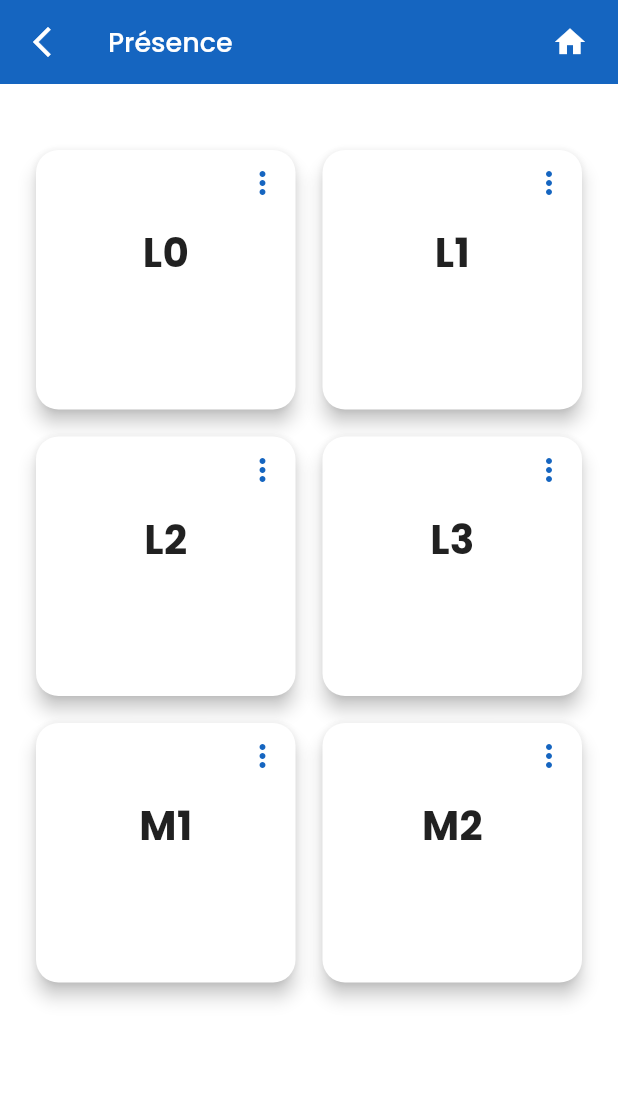
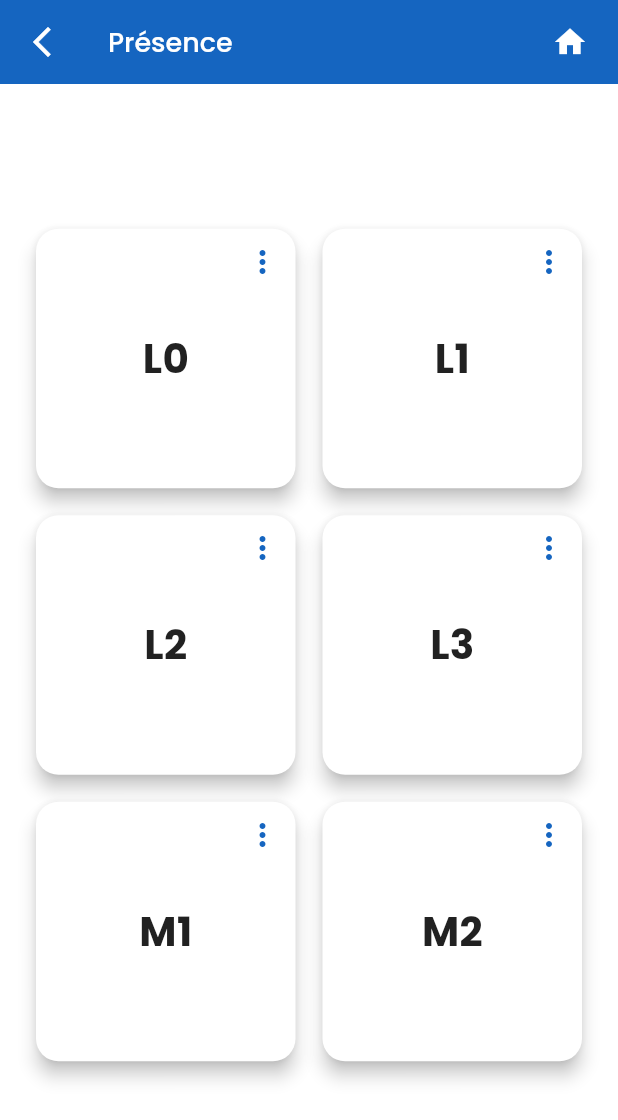
Before and after one commit to prudent-migabo/stucap, a Flutter app: the PresenceScreen screen opened by its route, on a phone screen of 412 x 824 dp. Shown: the top 1120 px of the screen. Run offline on Flutter 3.47's test engine with Material 3 defaults, Android fonts, the light colour scheme and no system bars; our stand-ins replace barcode_widget, bloc, cached_network_image, cloud_firestore, equatable, firebase_auth and 3 more; missing offline and left inert: flutter_barcode_scanner; accounts and stored records are empty.

Commit message:
update: presence screen ui updated

```diff
--- a/lib/presentation/screens/home_screen/home_screen.dart
+++ b/lib/presentation/screens/home_screen/home_screen.dart
@@ -32,13 +32,10 @@ class _HomeScreenState extends State<HomeScreen> {
       setState(() {
         scanResultFinal = scanResult;
       });
-      print('%%%%%%%%%%%%%%%%%%%%%%%%%%%%%%%%%%%%%%%%%%%%%%% $scanResult');
     } on PlatformException {
       scanResult = 'Erreur de scannage';
-      print('#####################################################');
       errorDialog(context, content: 'Une erreur de scan est survenue');
     } catch(e){
-      print('+++++++++++++++++++++++++++++++++++++++++++++++++++++++++');
       errorDialog(context, content: 'Une erreur de scan est survenue');
     }
   }
--- a/lib/presentation/screens/presence_screen/presence_screen.dart
+++ b/lib/presentation/screens/presence_screen/presence_screen.dart
@@ -33,8 +33,9 @@ class PresenceScreen extends StatelessWidget {
           ),
     ],
       ),
-      body: SingleChildScrollView(
-        padding: const EdgeInsets.only(top: 40, left: 20, right: 20, bottom: 20),
+      body: Center(
+        child: SingleChildScrollView(
+          padding: const EdgeInsets.only(left: 20, right: 20, bottom: 20),
           child: Column(
             crossAxisAlignment: CrossAxisAlignment.start,
             children: [
@@ -131,6 +132,7 @@ class PresenceScreen extends StatelessWidget {
             ],
           ),
         ),
+      ),
     );
   }
 }
--- a/lib/presentation/widgets/custom_card_presence_dash.dart
+++ b/lib/presentation/widgets/custom_card_presence_dash.dart
@@ -1,4 +1,6 @@
+import 'package:flutter/cupertino.dart';
 import 'package:flutter/material.dart';
+import 'package:flutter/widgets.dart';
 import 'package:stucap/config/app_theme.dart';
 
 import '../../static/statics.dart';
@@ -22,15 +24,17 @@ class CustomCardPresenceDash extends StatelessWidget {
         child: Column(
           crossAxisAlignment: CrossAxisAlignment.start,
           children: [
-            const Padding(
-              padding: EdgeInsets.only(top: 10.0, right: 10),
-              child: Align(
-                alignment: Alignment.topRight,
-                child: Icon(Icons.more_vert),
+            Expanded(
+              child: const Padding(
+                padding: EdgeInsets.only(top: 10.0, right: 10),
+                child: Align(
+                  alignment: Alignment.topRight,
+                  child: Icon(Icons.more_vert),
+                ),
               ),
             ),
-            Padding(
-              padding: const EdgeInsets.only(top: 15.0),
+            Expanded(
+              flex: 1,
               child: Center(
                 child: Text(
                   title,
@@ -42,6 +46,20 @@ class CustomCardPresenceDash extends StatelessWidget {
                 ),
               ),
             ),
+            Spacer(),
+            // Padding(
+            //   padding: const EdgeInsets.only(top: 15.0),
+            //   child: Center(
+            //     child: Text(
+            //       title,
+            //       style: TextStyle(
+            //         color: AppThemeData.textBlack,
+            //         fontSize: 27,
+            //         fontWeight: bold,
+            //       ),
+            //     ),
+            //   ),
+            // ),
           ],
         ),
       ),
--- a/pubspec.yaml
+++ b/pubspec.yaml
@@ -39,7 +39,6 @@ flutter:
   assets:
     - assets/fonts/
     - assets/images/
-    - assets/icons/
 
   fonts:
     - family: Poppins
```
Also changed, not shown: pubspec.lock, 2 other files. Lines whose indentation alone changed are shown as unchanged.
